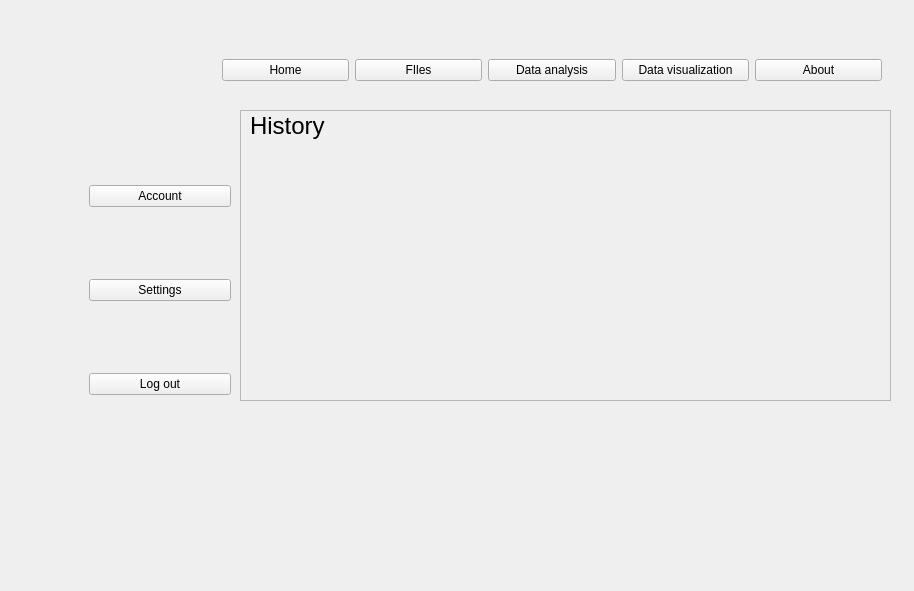
Old version of the form MainWindow.ui in the repository Dimitrios-Mourtzilas/Business-Strategy.
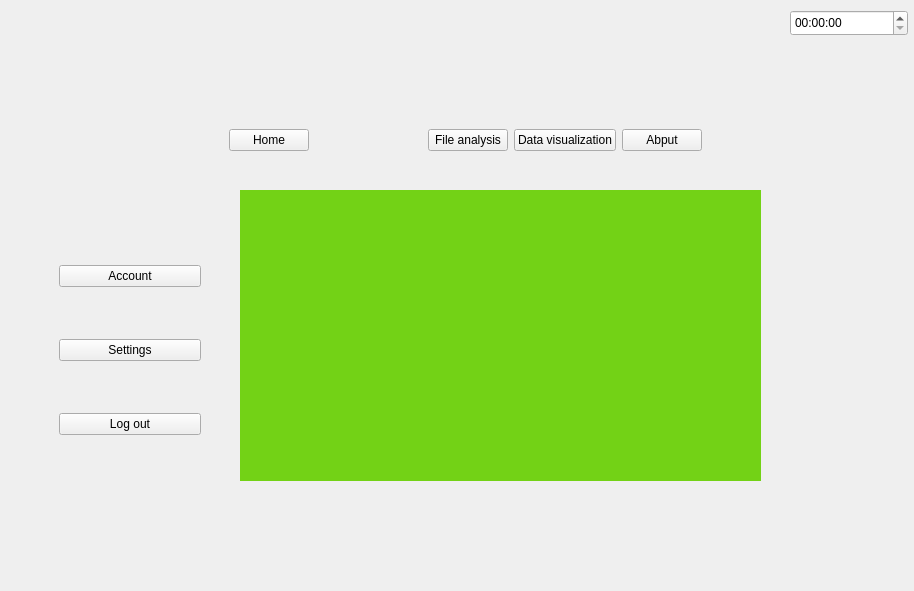
New version of the form. Icons and pictures are not drawn.

Commit message: added app logo plus renewed MainWindow.py code

What changed in the file:
```diff
--- a/MainWindow.ui
+++ b/MainWindow.ui
@@ -13,87 +13,32 @@
   <property name="windowTitle">
    <string>Form</string>
   </property>
-  <widget class="QFrame" name="horizontalFrame">
-   <property name="geometry">
-    <rect>
-     <x>80</x>
-     <y>30</y>
-     <width>811</width>
-     <height>80</height>
-    </rect>
-   </property>
-   <layout class="QHBoxLayout" name="horizontalLayout">
-    <item>
-     <widget class="QLabel" name="user_icon">
-      <property name="styleSheet">
-       <string notr="true">
-image: url(:/image-header/Downloads/icons8-user-30.png);
-
-QLabel hover user_menu{
-background-color:red
-
-
-}</string>
-      </property>
-      <property name="text">
-       <string/>
-      </property>
-     </widget>
-    </item>
-    <item>
-     <widget class="QPushButton" name="home_button">
-      <property name="text">
-       <string>Home</string>
-      </property>
-     </widget>
-    </item>
-    <item>
-     <widget class="QPushButton" name="file_button">
-      <property name="text">
-       <string>FIles</string>
-      </property>
-     </widget>
-    </item>
-    <item>
-     <widget class="QPushButton" name="data_analysis_button">
-      <property name="text">
-       <string>Data analysis</string>
-      </property>
-     </widget>
-    </item>
-    <item>
-     <widget class="QPushButton" name="data_vis_button">
-      <property name="text">
-       <string>Data visualization</string>
-      </property>
-     </widget>
-    </item>
-    <item>
-     <widget class="QPushButton" name="about_button">
-      <property name="text">
-       <string>About</string>
-      </property>
-     </widget>
-    </item>
-   </layout>
-  </widget>
   <widget class="QFrame" name="user_menu">
    <property name="geometry">
     <rect>
-     <x>80</x>
-     <y>110</y>
+     <x>50</x>
+     <y>210</y>
      <width>160</width>
-     <height>361</height>
+     <height>281</height>
     </rect>
    </property>
    <property name="styleSheet">
-    <string notr="true">QFrame {
-opacity:0px;
-}
-
-</string>
+    <string notr="true"/>
    </property>
    <layout class="QVBoxLayout" name="verticalLayout">
+    <item>
+     <spacer name="horizontalSpacer">
+      <property name="orientation">
+       <enum>Qt::Horizontal</enum>
+      </property>
+      <property name="sizeHint" stdset="0">
+       <size>
+        <width>40</width>
+        <height>20</height>
+       </size>
+      </property>
+     </spacer>
+    </item>
     <item>
      <widget class="QPushButton" name="account_button">
       <property name="text">
@@ -101,6 +46,19 @@
       </property>
      </widget>
     </item>
+    <item>
+     <spacer name="horizontalSpacer_2">
+      <property name="orientation">
+       <enum>Qt::Horizontal</enum>
+      </property>
+      <property name="sizeHint" stdset="0">
+       <size>
+        <width>40</width>
+        <height>20</height>
+       </size>
+      </property>
+     </spacer>
+    </item>
     <item>
      <widget class="QPushButton" name="settings_button">
       <property name="text">
@@ -108,6 +66,19 @@
       </property>
      </widget>
     </item>
+    <item>
+     <spacer name="horizontalSpacer_3">
+      <property name="orientation">
+       <enum>Qt::Horizontal</enum>
+      </property>
+      <property name="sizeHint" stdset="0">
+       <size>
+        <width>40</width>
+        <height>20</height>
+       </size>
+      </property>
+     </spacer>
+    </item>
     <item>
      <widget class="QPushButton" name="log_out_button">
       <property name="text">
@@ -115,41 +86,138 @@
       </property>
      </widget>
     </item>
+    <item>
+     <spacer name="horizontalSpacer_4">
+      <property name="orientation">
+       <enum>Qt::Horizontal</enum>
+      </property>
+      <property name="sizeHint" stdset="0">
+       <size>
+        <width>40</width>
+        <height>20</height>
+       </size>
+      </property>
+     </spacer>
+    </item>
    </layout>
   </widget>
-  <widget class="QFrame" name="frame">
+  <widget class="QFrame" name="horizontalFrame">
+   <property name="geometry">
+    <rect>
+     <x>220</x>
+     <y>100</y>
+     <width>491</width>
+     <height>81</height>
+    </rect>
+   </property>
+   <layout class="QHBoxLayout" name="horizontalLayout">
+    <item>
+     <widget class="QPushButton" name="home_button">
+      <property name="styleSheet">
+       <string notr="true">QPushButton:hover {
+background-color:red;
+}</string>
+      </property>
+      <property name="text">
+       <string>Home</string>
+      </property>
+     </widget>
+    </item>
+    <item>
+     <spacer name="horizontalSpacer_5">
+      <property name="orientation">
+       <enum>Qt::Horizontal</enum>
+      </property>
+      <property name="sizeHint" stdset="0">
+       <size>
+        <width>40</width>
+        <height>20</height>
+       </size>
+      </property>
+     </spacer>
+    </item>
+    <item>
+     <spacer name="horizontalSpacer_6">
+      <property name="orientation">
+       <enum>Qt::Horizontal</enum>
+      </property>
+      <property name="sizeHint" stdset="0">
+       <size>
+        <width>40</width>
+        <height>20</height>
+       </size>
+      </property>
+     </spacer>
+    </item>
+    <item>
+     <widget class="QPushButton" name="file_analysis_button">
+      <property name="text">
+       <string>File analysis</string>
+      </property>
+     </widget>
+    </item>
+    <item>
+     <widget class="QPushButton" name="data_vis_button">
+      <property name="text">
+       <string>Data visualization</string>
+      </property>
+     </widget>
+    </item>
+    <item>
+     <widget class="QPushButton" name="about_button">
+      <property name="text">
+       <string>Abput</string>
+      </property>
+     </widget>
+    </item>
+   </layout>
+  </widget>
+  <widget class="QTimeEdit" name="timeEdit">
+   <property name="geometry">
+    <rect>
+     <x>790</x>
+     <y>10</y>
+     <width>118</width>
+     <height>26</height>
+    </rect>
+   </property>
+  </widget>
+  <widget class="QLabel" name="logo_label">
    <property name="geometry">
     <rect>
      <x>240</x>
-     <y>110</y>
-     <width>651</width>
+     <y>190</y>
+     <width>521</width>
      <height>291</height>
     </rect>
    </property>
-   <property name="frameShape">
-    <enum>QFrame::StyledPanel</enum>
+   <property name="styleSheet">
+    <string notr="true">QLabel{
+	background-color: rgb(115, 210, 22);
+}</string>
    </property>
-   <property name="frameShadow">
-    <enum>QFrame::Raised</enum>
+   <property name="text">
+    <string/>
    </property>
-   <widget class="QLabel" name="label">
-    <property name="geometry">
-     <rect>
-      <x>10</x>
-      <y>0</y>
-      <width>81</width>
-      <height>31</height>
-     </rect>
-    </property>
-    <property name="font">
-     <font>
-      <pointsize>18</pointsize>
-     </font>
-    </property>
-    <property name="text">
-     <string>History</string>
-    </property>
-   </widget>
+  </widget>
+  <widget class="QLabel" name="user_label">
+   <property name="geometry">
+    <rect>
+     <x>80</x>
+     <y>100</y>
+     <width>91</width>
+     <height>81</height>
+    </rect>
+   </property>
+   <property name="autoFillBackground">
+    <bool>false</bool>
+   </property>
+   <property name="styleSheet">
+    <string notr="true"/>
+   </property>
+   <property name="text">
+    <string/>
+   </property>
   </widget>
  </widget>
  <resources/>
```
The commit also changes 10 other files.
